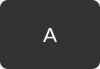
First picture: the form in keytop_modern.ui, repository cis3296f22/prj-04-hangmanai, before the edit.
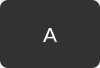
Second picture: the form after the edit.

What changed in the file:
```diff
--- a/keytop_modern.ui
+++ b/keytop_modern.ui
@@ -7,7 +7,7 @@
     <x>0</x>
     <y>0</y>
     <width>100</width>
-    <height>69</height>
+    <height>68</height>
    </rect>
   </property>
   <property name="minimumSize">
```
